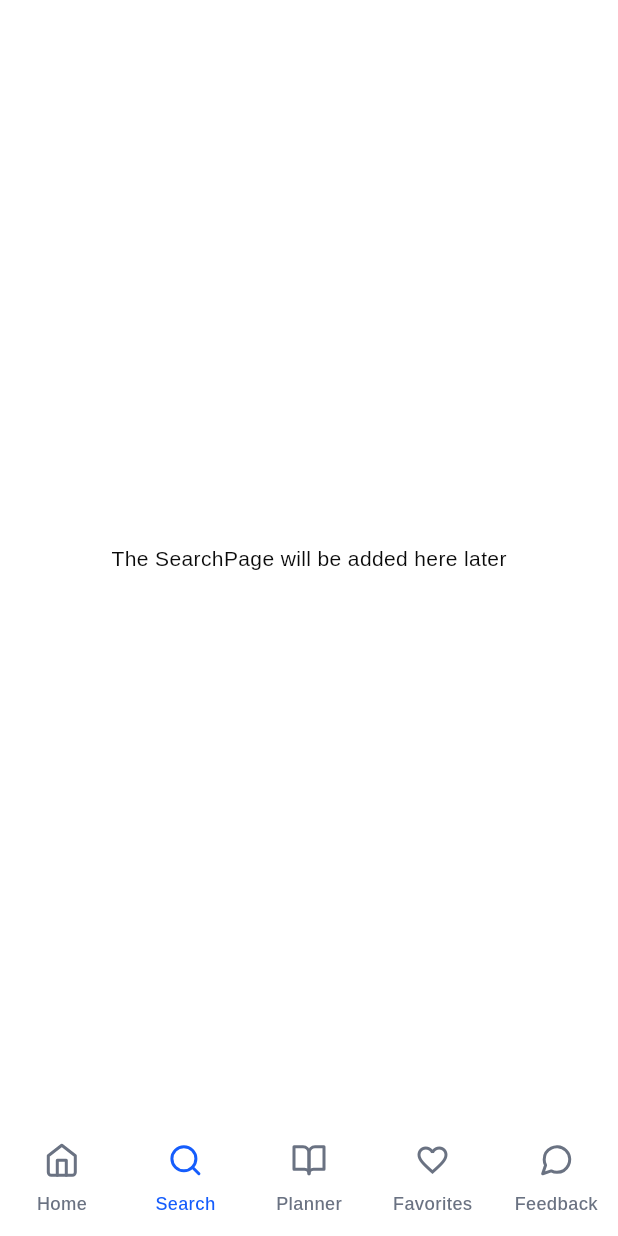
After one commit to studyappreco/reco, a Flutter app: the NavigationWrapper screen opened directly, item 2 of the bottom bar chosen, on a phone screen of 412 x 824 dp. The commit adds this screen. Run offline on Flutter 3.47's test engine with Material 3 defaults, Android fonts, the phone set to English and light mode, and no system bars; our stand-ins replace appwrite, file_picker, flutter_dotenv, flutter_svg.

Commit message:
Add NavigationBar, NavigationWrapper and Icons (svg)

```diff
--- a/frontend/lib/main.dart
+++ b/frontend/lib/main.dart
@@ -1,6 +1,7 @@
 import 'package:flutter/material.dart';
 import 'package:frontend/theme/theme.dart';
 import 'package:flutter_dotenv/flutter_dotenv.dart';
+import 'package:frontend/ui/NavigationWrapper.dart';
 import 'package:frontend/ui/HomePage.dart';
 import 'package:frontend/ui/SignInPage.dart';
 import 'package:frontend/ui/CreateAccountPage.dart';
@@ -121,6 +122,16 @@ class _MyHomePageState extends State<MyHomePage> {
               onPressed: () {
                 Navigator.push(
                   context,
+                  MaterialPageRoute(builder: (context) => NavigationWrapper()),
+                );
+              },
+              child: const Text("Navigation Bar"),
+            ),
+
+            ElevatedButton(
+              onPressed: () {
+                Navigator.push(
+                  context,
                   MaterialPageRoute(builder: (context) => HomePage()),
                 );
               },
--- a/frontend/lib/theme/theme.dart
+++ b/frontend/lib/theme/theme.dart
@@ -82,7 +82,19 @@ class AppTheme {
         ),
       ),
 
+      // Global styling for our navigationbar menu
+      navigationBarTheme: NavigationBarThemeData(
+        backgroundColor: Colors.transparent,
+        indicatorColor: Colors.transparent,
+        elevation: 0,
 
+        labelTextStyle: WidgetStateProperty.resolveWith((states){
+          if(states.contains(WidgetState.selected)){
+            return _baseTextTheme.labelMedium?.copyWith(color: AppColors.primaryBlue);
+          }
+          return _baseTextTheme.labelMedium?.copyWith(color: AppColors.textSecondary);
+        }),
+      ),
 
     );
   }
--- /dev/null
+++ b/frontend/lib/ui/NavigationWrapper.dart
@@ -0,0 +1,44 @@
+import 'package:flutter/material.dart';
+import 'widgets/NavigationBar.dart';
+
+import 'HomePage.dart';
+// import 'SearchPage.dart';
+// import 'PlannerPage.dart';
+// import 'FavoritesPage.dart';
+// import 'FeedbackPage.dart';
+
+class NavigationWrapper extends StatefulWidget {
+  const NavigationWrapper({Key? key}) : super(key: key);
+
+  @override
+  State<NavigationWrapper> createState() => _NavigationWrapperState();
+}
+
+class _NavigationWrapperState extends State<NavigationWrapper> {
+  int _currentIndex = 0;
+
+  final List<Widget> _pages = [
+    HomePage(),
+    Center(child: Text("The SearchPage will be added here later")),
+    Center(child: Text("The PlannerPage will be added here later.")),
+    Center(child: Text("The FavoritesPage will be added here later.")),
+    Center(child: Text("The feedback page will be added here later.")),
+  ];
+
+  void _onTabSelected(int index) {
+    setState(() {
+      _currentIndex = index;
+    });
+  }
+
+  @override
+  Widget build(BuildContext context) {
+    return Scaffold(
+      body: _pages[_currentIndex],
+      bottomNavigationBar: NavBar(
+        currentIndex: _currentIndex,
+        onDestinationSelected: _onTabSelected,
+      ),
+    );
+  }
+}
--- /dev/null
+++ b/frontend/lib/ui/widgets/NavigationBar.dart
@@ -0,0 +1,82 @@
+import 'package:flutter/material.dart';
+import 'package:flutter_svg/flutter_svg.dart';
+import 'package:frontend/theme/colors.dart';
+
+// https://api.flutter.dev/flutter/material/NavigationBar-class.html
+
+class NavBar extends StatelessWidget {
+  final int currentIndex;
+  final Function(int) onDestinationSelected;
+
+  const NavBar({
+    super.key,
+    required this.currentIndex,
+    required this.onDestinationSelected,
+  });
+
+  @override
+  Widget build(BuildContext context) {
+
+    return NavigationBar(
+      selectedIndex: currentIndex,
+      onDestinationSelected: onDestinationSelected,
+
+      destinations: [
+        NavigationDestination(
+          icon: SvgPicture.asset(
+            'assets/icons/home.svg',
+            colorFilter: ColorFilter.mode(AppColors.textSecondary, BlendMode.srcIn),
+            ),
+
+          selectedIcon: SvgPicture.asset(
+              'assets/icons/home.svg',
+              colorFilter: ColorFilter.mode(AppColors.primaryBlue, BlendMode.srcIn),
+            ),
+          label: 'Home',
+        ),
+        NavigationDestination(
+          icon: SvgPicture.asset(
+            'assets/icons/search.svg',
+            colorFilter: ColorFilter.mode(AppColors.textSecondary, BlendMode.srcIn),
+            ),
+
+          selectedIcon: SvgPicture.asset(
+              'assets/icons/search.svg',
+              colorFilter: ColorFilter.mode(AppColors.primaryBlue, BlendMode.srcIn),
+            ),
+          label: 'Search',
+        ),
+        NavigationDestination(
+          icon: SvgPicture.asset(
+            'assets/icons/book-open.svg',
+            colorFilter: ColorFilter.mode(AppColors.textSecondary, BlendMode.srcIn),
+            ),
+
+          selectedIcon: SvgPicture.asset(
+              'assets/icons/book-open.svg',
+              colorFilter: ColorFilter.mode(AppColors.primaryBlue, BlendMode.srcIn),
+            ),
+
+          label: 'Planner',
+        ),
+        NavigationDestination(
+          icon: Icon(Icons.favorite_border, color: AppColors.textSecondary),
+          selectedIcon: Icon(Icons.favorite_border, color: AppColors.primaryBlue),
+          label: 'Favorites',
+        ),
+        NavigationDestination(
+          icon: SvgPicture.asset(
+            'assets/icons/speech-bubble.svg',
+            colorFilter: ColorFilter.mode(AppColors.textSecondary, BlendMode.srcIn),
+            ),
+
+          selectedIcon: SvgPicture.asset(
+              'assets/icons/speech-bubble.svg',
+              colorFilter: ColorFilter.mode(AppColors.primaryBlue, BlendMode.srcIn),
+            ),
+          label: 'Feedback',
+        ),
+      ],
+    );
+  }
+}
```
Also changed, not shown: frontend/assets/icons/home.svg (added), frontend/assets/icons/search.svg (added), frontend/assets/icons/speech-bubble.svg (added).
